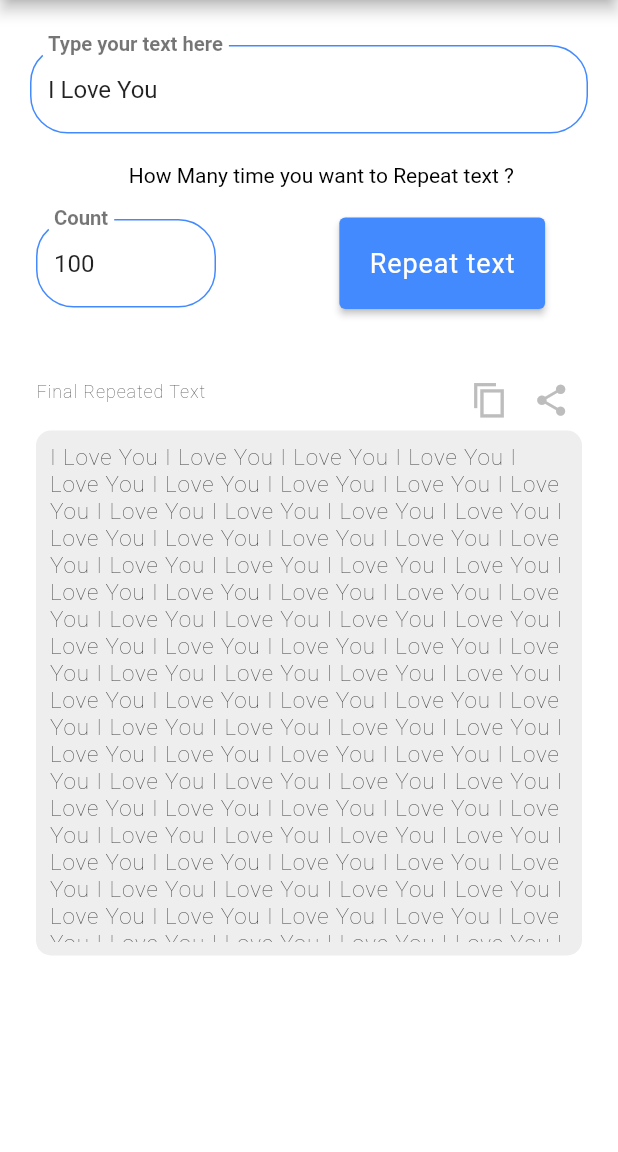
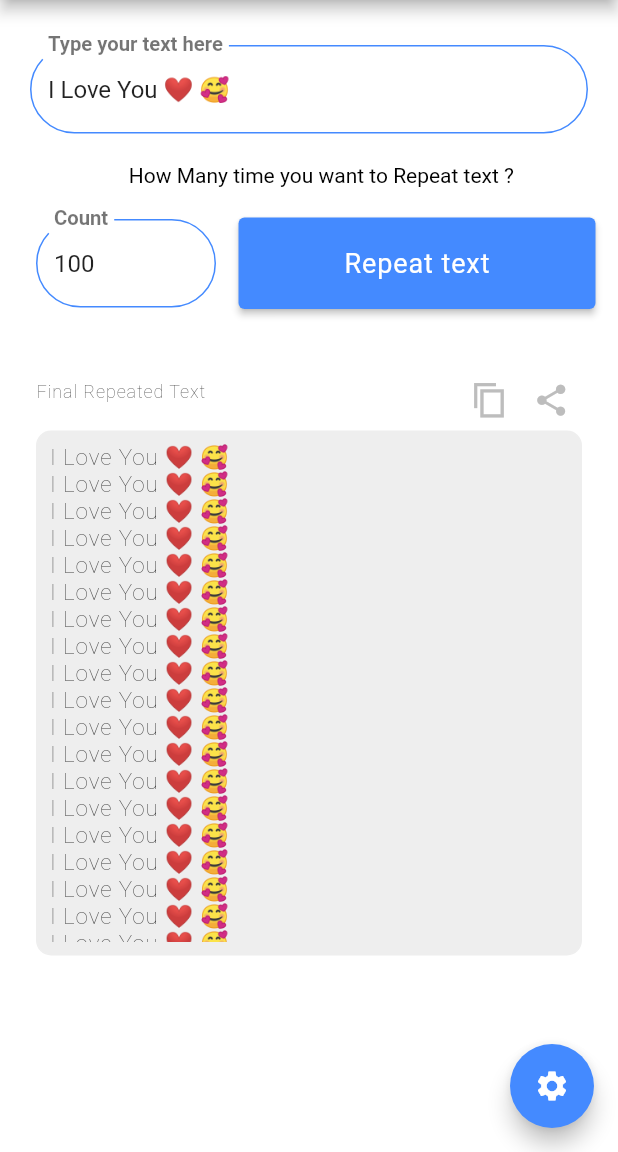
Before and after one commit to darshank26/text_repeater, a Flutter app: the screen it shows after launch, on a phone screen of 412 x 824 dp, the part 84-1236 px from its top. Run offline on Flutter 3.47's test engine with Material 2 defaults, Android fonts, the phone set to English and light mode, and no system bars; our stand-ins replace firebase_core, get, google_fonts, google_mobile_ads, share; missing offline and left inert: onesignal_flutter; accounts and stored records are empty; network calls fail.

Commit message:
second update

```diff
--- a/lib/homescreen/HomeScreen.dart
+++ b/lib/homescreen/HomeScreen.dart
@@ -30,13 +30,24 @@ class _HomeScreenState extends State<HomeScreen> {
 
   bool _isBannerAdReady = false;
 
+  bool _isChecked = true;
+  String _currText = '';
+
+  var checkRepeater = 2;
+
+
+  var RepeaterLogics = [
+    RepeaterLogic(false, "Repeat Text with Space"),
+    RepeaterLogic(true, "Repeat Text with new Line"),
+    RepeaterLogic(false, "Repeat Text with Vertical space")
+  ];
   @override
   void initState() {
     // TODO: implement initState
     super.initState();
     if(textEditingController.text.toString().isEmpty)
     {
-      textEditingController.text = "I Love You ";
+      textEditingController.text = "I Love You ❤️ 🥰\n";
       countEditingController.text = 100.toString();
       output = textEditingController.text.toString()*(countEditingController.text !='' ? int.parse(countEditingController.text) : 0);
 
@@ -68,6 +79,16 @@ class _HomeScreenState extends State<HomeScreen> {
 
 
   @override
+  void didChangeDependencies() {
+    // final EstateSearch estate =
+    //     ModalRoute.of(context)!.settings.arguments as EstateSearch;
+    //
+    // RepeaterLogics = estate.rooms!;
+
+    super.didChangeDependencies();
+  }
+
+  @override
   void dispose() {
     super.dispose();
     textEditingController.dispose();
@@ -93,8 +114,13 @@ class _HomeScreenState extends State<HomeScreen> {
 
         ),
         actions: [
-          Padding(padding: EdgeInsets.all(10.0),
+          GestureDetector(
+            onTap: () {
+              refreshData();
+            },
+            child: Padding(padding: EdgeInsets.all(10.0),
                 child: Icon(Icons.refresh,size: 30,color: Colors.white,)
+    ),
           ),
 
 
@@ -111,14 +137,14 @@ class _HomeScreenState extends State<HomeScreen> {
                 decoration: const InputDecoration(
                   enabledBorder: OutlineInputBorder(
                     borderRadius: BorderRadius.all(
-                      Radius.circular(25.0),
+                      Radius.circular(35.0),
                     ),
                     borderSide: BorderSide(
                         color: Colors.blueAccent, width: 1.0),
                   ),
                   focusedBorder: OutlineInputBorder(
                     borderRadius: BorderRadius.all(
-                      Radius.circular(25.0),
+                      Radius.circular(35.0),
                     ),
                     borderSide: BorderSide(
                         color: Colors.blueAccent, width: 1.0),
@@ -153,17 +179,22 @@ class _HomeScreenState extends State<HomeScreen> {
                       child: TextField(
                         keyboardType: TextInputType. number,
                         controller: countEditingController,
-                        decoration: const InputDecoration(
+                        inputFormatters: <TextInputFormatter>[
+                          // for below version 2 use this
+                          FilteringTextInputFormatter.allow(RegExp(r'[1-9]')),
+                          FilteringTextInputFormatter.digitsOnly
+
+                        ],                        decoration: const InputDecoration(
                           enabledBorder: OutlineInputBorder(
                             borderRadius: BorderRadius.all(
-                              Radius.circular(25.0),
+                              Radius.circular(35.0),
                             ),
                             borderSide: BorderSide(
                                 color: Colors.blueAccent, width: 1.0),
                           ),
                           focusedBorder: OutlineInputBorder(
                             borderRadius: BorderRadius.all(
-                              Radius.circular(25.0),
+                              Radius.circular(35.0),
                             ),
                             borderSide: BorderSide(
                                 color: Colors.blueAccent, width: 1.0),
@@ -180,13 +211,26 @@ class _HomeScreenState extends State<HomeScreen> {
                 ),
                 SizedBox(width: 15,),
 
-                ElevatedButton(
+                Expanded(
+                  child: ElevatedButton(
                     onPressed: () async{
                       setState(() {
 
-                            output = textEditingController.text.toString()*(countEditingController.text !='' ? int.parse(countEditingController.text) : 0);
+                        if(checkRepeater == 1)
+                        {
+                          output = (textEditingController.text.toString() + ' ')*(countEditingController.text !='' ? int.parse(countEditingController.text) : 0);
 
+                        }
+                        else if ( checkRepeater == 2 )
+                        {
+                          output = (textEditingController.text.toString() + '\n')*(countEditingController.text !='' ? int.parse(countEditingController.text) : 0);
 
+                        }
+                        else if (checkRepeater == 3)
+                          {
+                            output = (textEditingController.text.toString() + '\n\n')*(countEditingController.text !='' ? int.parse(countEditingController.text) : 0);
+
+                          }
 
                       });
                     },
@@ -199,6 +243,7 @@ class _HomeScreenState extends State<HomeScreen> {
                         textStyle: TextStyle(
                             fontSize: 24,
                             fontWeight: FontWeight.w600)),
+                  ),
                 ),
                 SizedBox(width: 15,),
 
@@ -300,8 +345,69 @@ class _HomeScreenState extends State<HomeScreen> {
 
 
 
+      floatingActionButton: FloatingActionButton(
+        backgroundColor: Colors.blueAccent,
+        onPressed: ()  async{
+          setState(()  {
+
+            showModalBottomSheet(
+                context: context,
+                builder: (BuildContext bc){
+                  return StatefulBuilder(
+                      builder: (BuildContext context, StateSetter setState) {
+                        child:
+                       return Container(
+                          height: 200.0,
+                          child: Column(
+                            children: [
+                              for (var item in RepeaterLogics)
+                                CheckboxListTile(
+                                  activeColor: Colors.blueAccent,
+                                  title: Text('${item.name}',
+                                      style: GoogleFonts.mochiyPopOne(textStyle: TextStyle(fontSize: 14,color: Colors.black87,fontWeight: FontWeight.w100,letterSpacing: 0.6))
+                                  ),
+                                  value: item.isSelected,
+                                  onChanged: (value) {
+                                    setState(() {
+                                      item.isSelected = value!;
+
+
+                                      if(item.name == "Repeat Text with Space")
+                                        {
+                                          checkRepeater = 1;
+                                        }
+                                      else if (item.name == "Repeat Text with new Line")
+                                        {
+                                          checkRepeater = 2;
+
+                                        }
+                                      else if (item.name == "Repeat Text with Vertical space")
+                                      {
+                                        checkRepeater = 3;
+
+                                      }
+                                       print(checkRepeater);
+                                    });
+                                  },
+                                ),
+                            ],
+                          ),
                         );
                       }
+                  );
+                }
+            );
+          });
+
+              },
+        child: new Icon(Icons.settings,color: Colors.white,),
+      ),
+
+    );
+  }
+
+
+
 
   void copyData() {
      Clipboard.setData(ClipboardData(text: output));
@@ -311,6 +417,32 @@ class _HomeScreenState extends State<HomeScreen> {
     Share.share(output);
   }
 
+  void refreshData() {
+    setState(() {
+      if(textEditingController.text.toString().isNotEmpty)
+      {
+        textEditingController.text = "I Love You ❤️ 🥰\n";
+        countEditingController.text = 100.toString();
+        output = textEditingController.text.toString()*(countEditingController.text !='' ? int.parse(countEditingController.text) : 0);
+      }
+      else
+      {
+        output = textEditingController.text.toString()*(countEditingController.text !='' ? int.parse(countEditingController.text) : 0);
+      }
+
+    });
 
 
   }
+
+
+
+
+}
+
+class RepeaterLogic {
+  bool isSelected;
+  String name;
+
+  RepeaterLogic(this.isSelected, this.name);
+}
```
Lines whose indentation alone changed are shown as unchanged.
